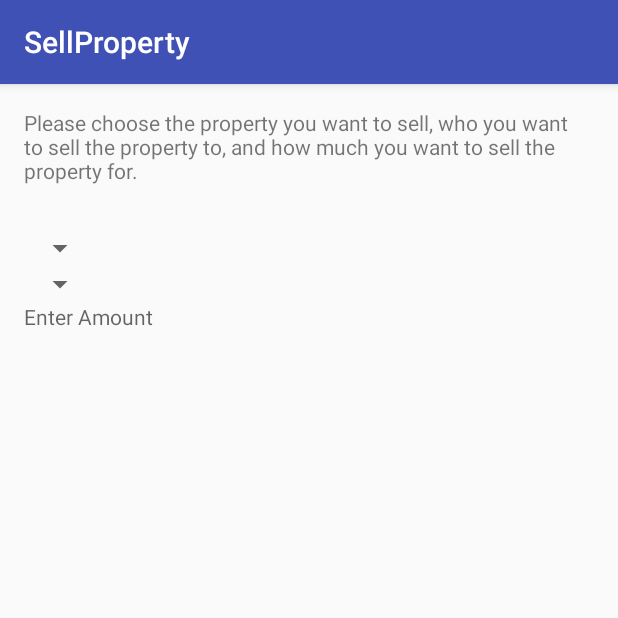
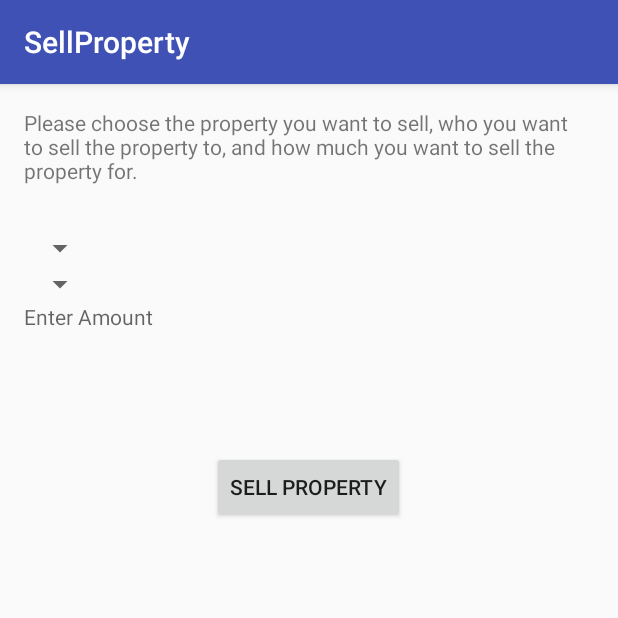
Before and after one commit to TeamVenture457/Monopoly2, an Android app: the SellProperty screen opened directly, with no data from a screen before it, on a phone screen of 412 x 824 dp, the top half of it. Run offline under Robolectric (Android 15) with nearby library versions, the light colour scheme and no system bars.

Commit message:
Sell property implemented. Not hooked to back end, but view is created and changes with popup.

```diff
--- a/app/src/main/res/layout/content_sell_property.xml
+++ b/app/src/main/res/layout/content_sell_property.xml
@@ -8,6 +8,7 @@
     android:paddingLeft="@dimen/activity_horizontal_margin"
     android:paddingRight="@dimen/activity_horizontal_margin"
     android:paddingTop="@dimen/activity_vertical_margin"
+    android:id="@+id/content"
     app:layout_behavior="@string/appbar_scrolling_view_behavior"
     tools:context="venture.cs414.android.monopoly2.frontend.SellProperty"
     tools:showIn="@layout/activity_sell_property">
@@ -51,4 +52,14 @@
         android:layout_alignParentRight="true"
         android:layout_alignParentEnd="true"
         android:hint="Enter Amount"/>
+
+    <Button
+        android:layout_width="wrap_content"
+        android:layout_height="wrap_content"
+        android:text="Sell Property"
+        android:id="@+id/ButtonSell"
+        android:layout_below="@+id/AmountTextField"
+        android:layout_centerHorizontal="true"
+        android:layout_marginTop="80dp"
+        android:onClick="clickSellButton" />
 </RelativeLayout>
```
Also changed, not shown: app/src/main/java/venture/cs414/android/monopoly2/frontend/SellProperty.java (+64 -0 lines).
